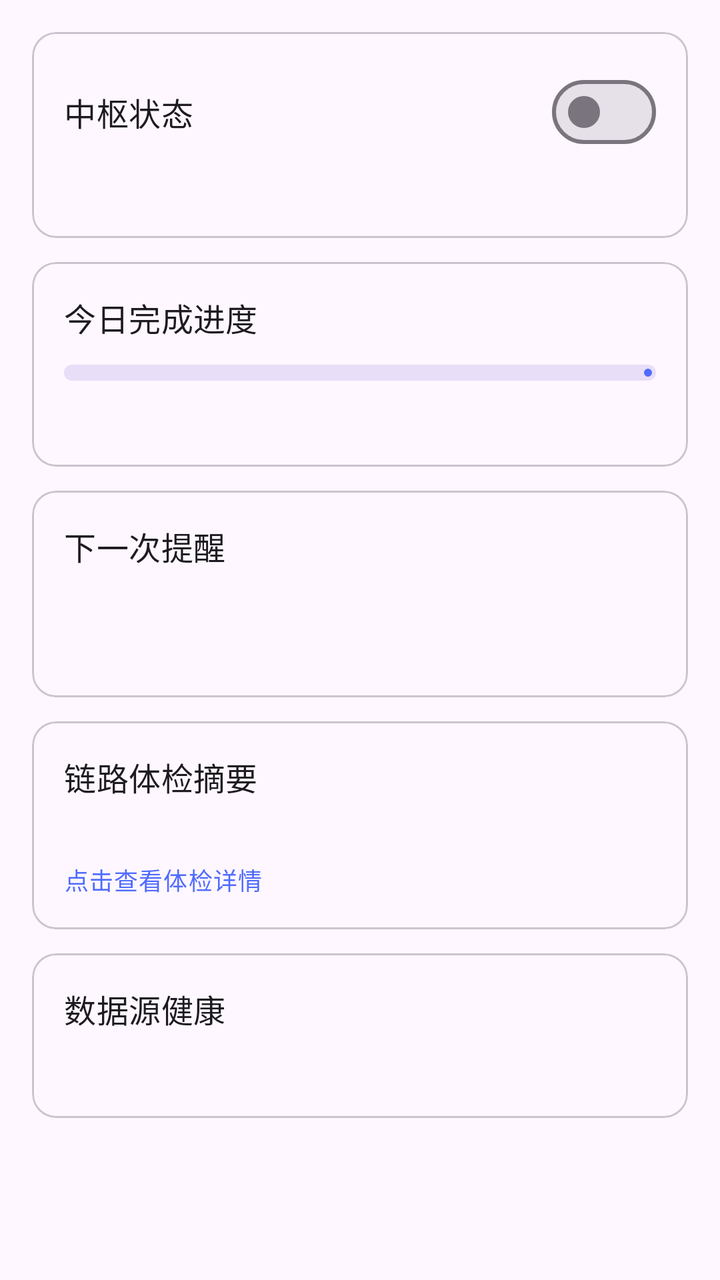
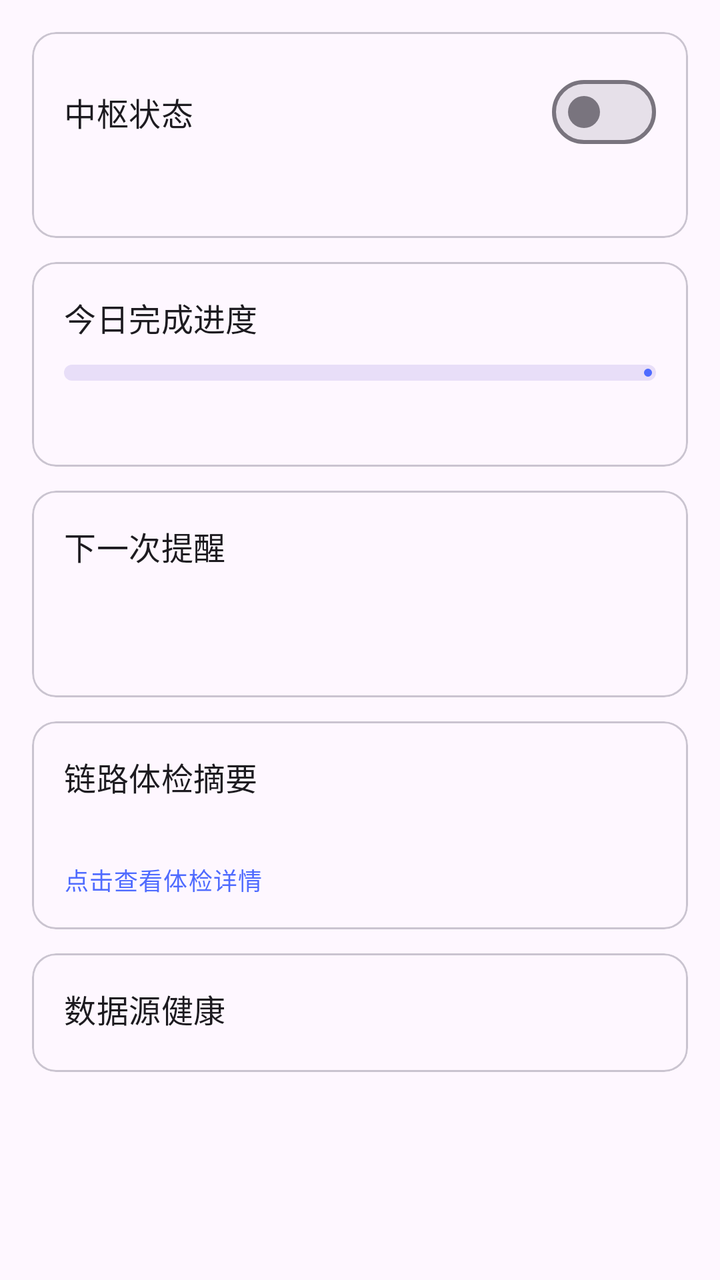

The first picture is an Android layout as it rendered before a commit; the second is the same layout after the commit. The layout source and the unified diff follow.
<!-- AndroidManifest.xml: application theme Theme.WatchHub -->
<!-- res/layout/fragment_home.xml -->
<?xml version="1.0" encoding="utf-8"?>
<androidx.core.widget.NestedScrollView xmlns:android="http://schemas.android.com/apk/res/android"
    xmlns:app="http://schemas.android.com/apk/res-auto"
    android:layout_width="match_parent"
    android:layout_height="match_parent"
    android:fillViewport="true">

    <LinearLayout
        android:layout_width="match_parent"
        android:layout_height="wrap_content"
        android:orientation="vertical"
        android:padding="16dp">

        <com.google.android.material.card.MaterialCardView
            android:layout_width="match_parent"
            android:layout_height="wrap_content">

            <LinearLayout
                android:layout_width="match_parent"
                android:layout_height="wrap_content"
                android:orientation="vertical"
                android:padding="16dp">

                <LinearLayout
                    android:layout_width="match_parent"
                    android:layout_height="wrap_content"
                    android:gravity="center_vertical"
                    android:orientation="horizontal">

                    <TextView
                        android:layout_width="0dp"
                        android:layout_height="wrap_content"
                        android:layout_weight="1"
                        android:text="@string/home_hub_title"
                        android:textAppearance="?attr/textAppearanceTitleMedium" />

                    <com.google.android.material.materialswitch.MaterialSwitch
                        android:id="@+id/hub_switch"
                        android:layout_width="wrap_content"
                        android:layout_height="wrap_content" />
                </LinearLayout>

                <TextView
                    android:id="@+id/hub_desc"
                    android:layout_width="match_parent"
                    android:layout_height="wrap_content"
                    android:layout_marginTop="4dp"
                    android:textAppearance="?attr/textAppearanceBodyMedium"
                    android:textColor="?attr/colorOnSurfaceVariant" />
            </LinearLayout>
        </com.google.android.material.card.MaterialCardView>

        <com.google.android.material.card.MaterialCardView
            android:layout_width="match_parent"
            android:layout_height="wrap_content"
            android:layout_marginTop="12dp">

            <LinearLayout
                android:layout_width="match_parent"
                android:layout_height="wrap_content"
                android:orientation="vertical"
                android:padding="16dp">

                <TextView
                    android:layout_width="match_parent"
                    android:layout_height="wrap_content"
                    android:text="@string/home_progress_title"
                    android:textAppearance="?attr/textAppearanceTitleMedium" />

                <com.google.android.material.progressindicator.LinearProgressIndicator
                    android:id="@+id/today_progress"
                    android:layout_width="match_parent"
                    android:layout_height="wrap_content"
                    android:layout_marginTop="12dp"
                    android:indeterminate="false"
                    android:max="100"
                    app:trackCornerRadius="4dp"
                    app:trackThickness="8dp" />

                <TextView
                    android:id="@+id/today_text"
                    android:layout_width="match_parent"
                    android:layout_height="wrap_content"
                    android:layout_marginTop="8dp"
                    android:textAppearance="?attr/textAppearanceBodyMedium"
                    android:textColor="?attr/colorOnSurfaceVariant" />
            </LinearLayout>
        </com.google.android.material.card.MaterialCardView>

        <com.google.android.material.card.MaterialCardView
            android:layout_width="match_parent"
            android:layout_height="wrap_content"
            android:layout_marginTop="12dp">

            <LinearLayout
                android:layout_width="match_parent"
                android:layout_height="wrap_content"
                android:orientation="vertical"
                android:padding="16dp">

                <TextView
                    android:layout_width="match_parent"
                    android:layout_height="wrap_content"
                    android:text="@string/home_next_title"
                    android:textAppearance="?attr/textAppearanceTitleMedium" />

                <TextView
                    android:id="@+id/next_title"
                    android:layout_width="match_parent"
                    android:layout_height="wrap_content"
                    android:layout_marginTop="8dp"
                    android:textAppearance="?attr/textAppearanceBodyLarge" />

                <TextView
                    android:id="@+id/next_time"
                    android:layout_width="match_parent"
                    android:layout_height="wrap_content"
                    android:layout_marginTop="2dp"
                    android:textAppearance="?attr/textAppearanceBodySmall"
                    android:textColor="?attr/colorOnSurfaceVariant" />
            </LinearLayout>
        </com.google.android.material.card.MaterialCardView>

        <com.google.android.material.card.MaterialCardView
            android:id="@+id/health_card"
            android:layout_width="match_parent"
            android:layout_height="wrap_content"
            android:layout_marginTop="12dp"
            android:clickable="true"
            android:focusable="true">

            <LinearLayout
                android:layout_width="match_parent"
                android:layout_height="wrap_content"
                android:orientation="vertical"
                android:padding="16dp">

                <TextView
                    android:layout_width="match_parent"
                    android:layout_height="wrap_content"
                    android:text="@string/home_health_title"
                    android:textAppearance="?attr/textAppearanceTitleMedium" />

                <TextView
                    android:id="@+id/health_summary"
                    android:layout_width="match_parent"
                    android:layout_height="wrap_content"
                    android:layout_marginTop="8dp"
                    android:textAppearance="?attr/textAppearanceBodyMedium" />

                <TextView
                    android:layout_width="match_parent"
                    android:layout_height="wrap_content"
                    android:layout_marginTop="4dp"
                    android:text="@string/home_health_tap"
                    android:textAppearance="?attr/textAppearanceBodySmall"
                    android:textColor="?attr/colorPrimary" />
            </LinearLayout>
        </com.google.android.material.card.MaterialCardView>

        <com.google.android.material.card.MaterialCardView
            android:layout_width="match_parent"
            android:layout_height="wrap_content"
            android:layout_marginTop="12dp">

            <LinearLayout
                android:layout_width="match_parent"
                android:layout_height="wrap_content"
                android:orientation="vertical"
                android:padding="16dp">

                <TextView
                    android:layout_width="match_parent"
                    android:layout_height="wrap_content"
                    android:text="@string/home_sources_title"
                    android:textAppearance="?attr/textAppearanceTitleMedium" />

                <TextView
                    android:id="@+id/sources_text"
                    android:layout_width="match_parent"
                    android:layout_height="wrap_content"
                    android:layout_marginTop="8dp"
                    android:textAppearance="?attr/textAppearanceBodyMedium"
                    android:textColor="?attr/colorOnSurfaceVariant" />
            </LinearLayout>
        </com.google.android.material.card.MaterialCardView>

        
    </LinearLayout>
</androidx.core.widget.NestedScrollView>
<!-- resources referenced by this layout -->
<resources>
  <string name="home_health_tap">点击查看体检详情</string>
  <string name="home_health_title">链路体检摘要</string>
  <string name="home_hub_title">中枢状态</string>
  <string name="home_next_title">下一次提醒</string>
  <string name="home_progress_title">今日完成进度</string>
  <string name="home_sources_title">数据源健康</string>
  <style name="Theme.WatchHub" parent="Theme.Material3.DayNight.NoActionBar">
          <item name="colorPrimary">#4F6BFF</item>
          <item name="colorSecondary">#6C5CE7</item>
      </style>
</resources>

<!-- the commit's change to res/layout/fragment_home.xml (unified diff, before → after) -->
@@ -175,13 +175,12 @@
                     android:text="@string/home_sources_title"
                     android:textAppearance="?attr/textAppearanceTitleMedium" />
 
-                <TextView
-                    android:id="@+id/sources_text"
+                <LinearLayout
+                    android:id="@+id/sources_container"
                     android:layout_width="match_parent"
                     android:layout_height="wrap_content"
-                    android:layout_marginTop="8dp"
-                    android:textAppearance="?attr/textAppearanceBodyMedium"
-                    android:textColor="?attr/colorOnSurfaceVariant" />
+                    android:layout_marginTop="4dp"
+                    android:orientation="vertical" />
             </LinearLayout>
         </com.google.android.material.card.MaterialCardView>
 
